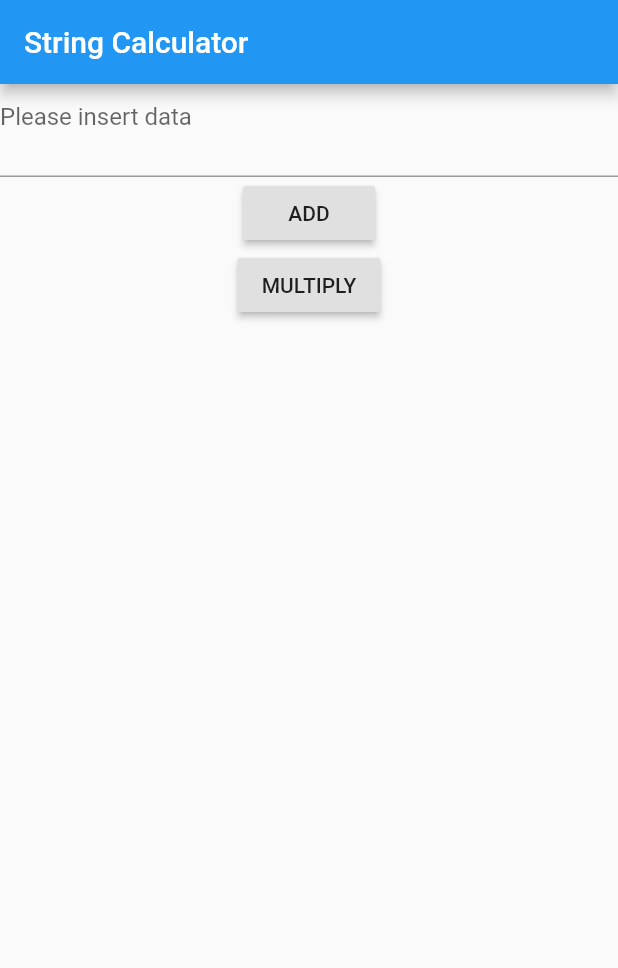
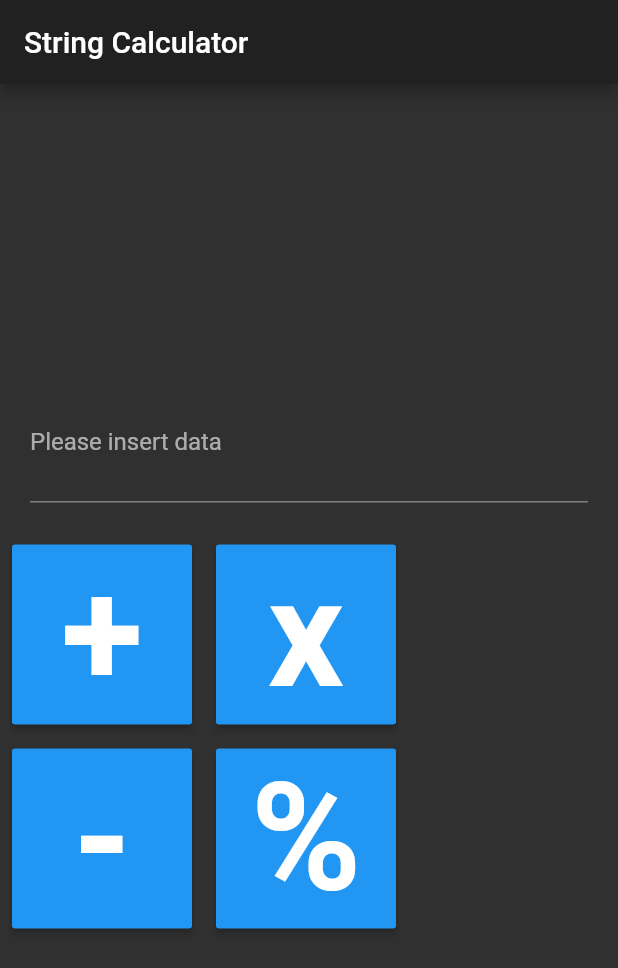
Before and after one commit to Nachocss/StringCalculatorDart, a Flutter app: the screen it shows after launch, on a phone screen of 412 x 824 dp. Shown: the top 968 px of the screen. Run offline on Flutter 3.47's test engine with Material 2 defaults, Android fonts, the phone set to English and light mode, and no system bars; our stand-ins replace equatable, flutter_bloc.

Commit message:
Added new math operations and upgrades to the GUI

```diff
--- a/lib/bloc/calculator_bloc.dart
+++ b/lib/bloc/calculator_bloc.dart
@@ -25,8 +25,10 @@ class CalculatorBloc extends Bloc<CalculatorEvent, CalculatorState> {
           result = _calculator.multiply(event.userInput);
           break;
         case OperationType.DIVIDE:
+          result = _calculator.divide(event.userInput);
           break;
-        case OperationType.SUBSTRACT:
+        case OperationType.SUBTRACT:
+          result = _calculator.subtract(event.userInput);
           break;
       }
 
--- a/lib/bloc/calculator_events.dart
+++ b/lib/bloc/calculator_events.dart
@@ -5,7 +5,7 @@ abstract class CalculatorEvent extends Equatable {
   const CalculatorEvent();
 }
 
-enum OperationType { ADD, MULTIPLY, DIVIDE, SUBSTRACT }
+enum OperationType { ADD, MULTIPLY, DIVIDE, SUBTRACT }
 
 class OperateInput extends CalculatorEvent {
   final String userInput;
--- a/lib/main.dart
+++ b/lib/main.dart
@@ -18,6 +18,8 @@ class App extends StatelessWidget {
         create: (context) => CalculatorBloc(),
         child: CalculatorWidget(),
       ),
-    );
+      darkTheme: ThemeData.dark(),
+      themeMode: ThemeMode.dark,
+      );
   }
 }
--- a/lib/widgets/CalculatorWidget.dart
+++ b/lib/widgets/CalculatorWidget.dart
@@ -82,13 +82,35 @@ class _HomeScreenState extends State<HomeScreen> {
 
   @override
   Widget build(BuildContext context) {
-    return Column(
+    return SingleChildScrollView(
+      child: Column(
         children: <Widget>[
-        TextField(
+          Padding(
+            padding: EdgeInsets.all(20),
+            child: TextField(
               controller: inputController,
               maxLines: 2,
               decoration: InputDecoration(hintText: 'Please insert data'),
             ),
+          ),
+          ButtonGroup(inputController: inputController),
+        ],
+      ),
+    );
+  }
+}
+
+class ButtonGroup extends StatelessWidget {
+  const ButtonGroup({Key key, @required this.inputController})
+      : super(key: key);
+  final TextEditingController inputController;
+  @override
+  Widget build(BuildContext context) {
+    return Container(
+      alignment: Alignment.center,
+      child: Column(children: <Widget>[
+        Row(
+          children: <Widget>[
             OperationButton(
               inputController: inputController,
               operationType: OperationType.ADD,
@@ -98,6 +120,20 @@ class _HomeScreenState extends State<HomeScreen> {
               operationType: OperationType.MULTIPLY,
             ),
           ],
+        ),
+        Row(
+          children: <Widget>[
+            OperationButton(
+              inputController: inputController,
+              operationType: OperationType.SUBTRACT,
+            ),
+            OperationButton(
+              inputController: inputController,
+              operationType: OperationType.DIVIDE,
+            ),
+          ],
+        ),
+      ]),
     );
   }
 }
@@ -117,20 +153,28 @@ class OperationButton extends StatelessWidget {
     String buttonText;
     switch (operationType) {
       case OperationType.ADD:
-        buttonText = "ADD";
+        buttonText = "+";
         break;
       case OperationType.MULTIPLY:
-        buttonText = "MULTIPLY";
+        buttonText = "x";
         break;
       case OperationType.DIVIDE:
-        buttonText = "DIVIDE";
+        buttonText = "%";
         break;
-      case OperationType.SUBSTRACT:
-        buttonText = "SUBSTRACT";
+      case OperationType.SUBTRACT:
+        buttonText = "-";
         break;
     }
-    return RaisedButton(
-      child: Text(buttonText),
+    return Padding(
+      padding: EdgeInsets.all(8),
+      child: ButtonTheme(
+        height: 120.0,
+        minWidth: 120.0,
+        child: RaisedButton(
+          child: Text(
+            buttonText,
+            style: TextStyle(fontWeight: FontWeight.bold, fontSize: 100.0),
+          ),
           onPressed: () {
             if (inputController.text.isEmpty) {
               Scaffold.of(context).showSnackBar(SnackBar(
@@ -138,9 +182,12 @@ class OperationButton extends StatelessWidget {
               ));
             } else {
               BlocProvider.of<CalculatorBloc>(context).add(OperateInput(
-              userInput: inputController.text, operationType: operationType));
+                  userInput: inputController.text,
+                  operationType: operationType));
             }
           },
+        ),
+      ),
     );
   }
 }
```
Also changed, not shown: lib/calculator.dart (+34 -2 lines). Lines whose indentation alone changed are shown as unchanged.
